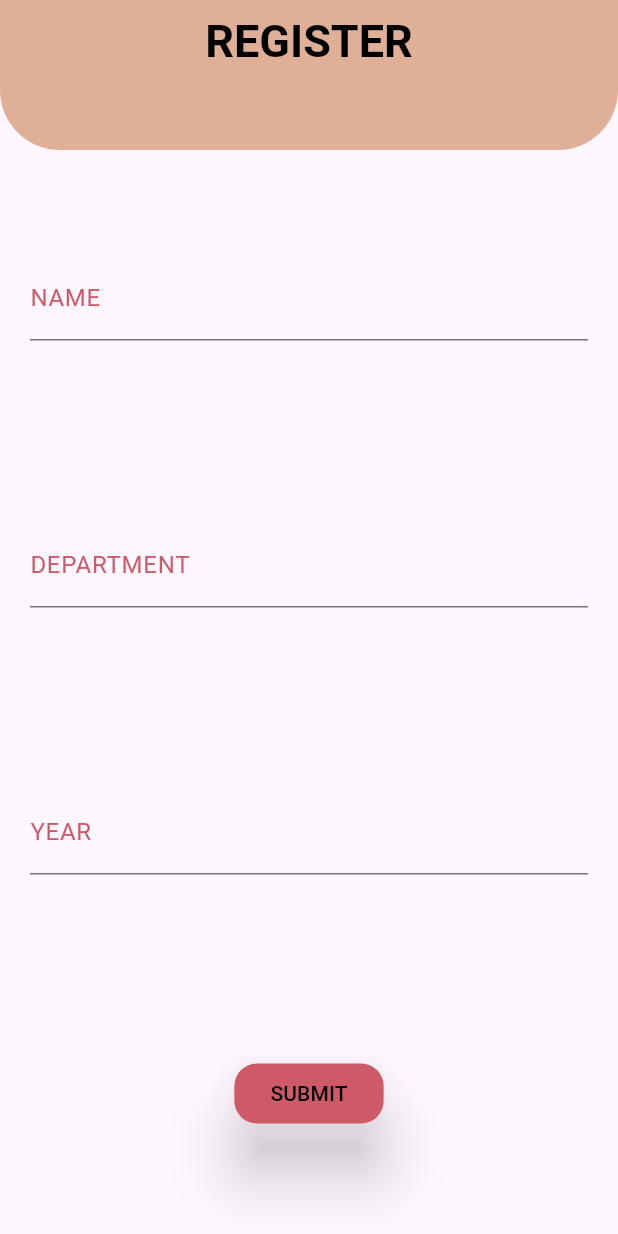
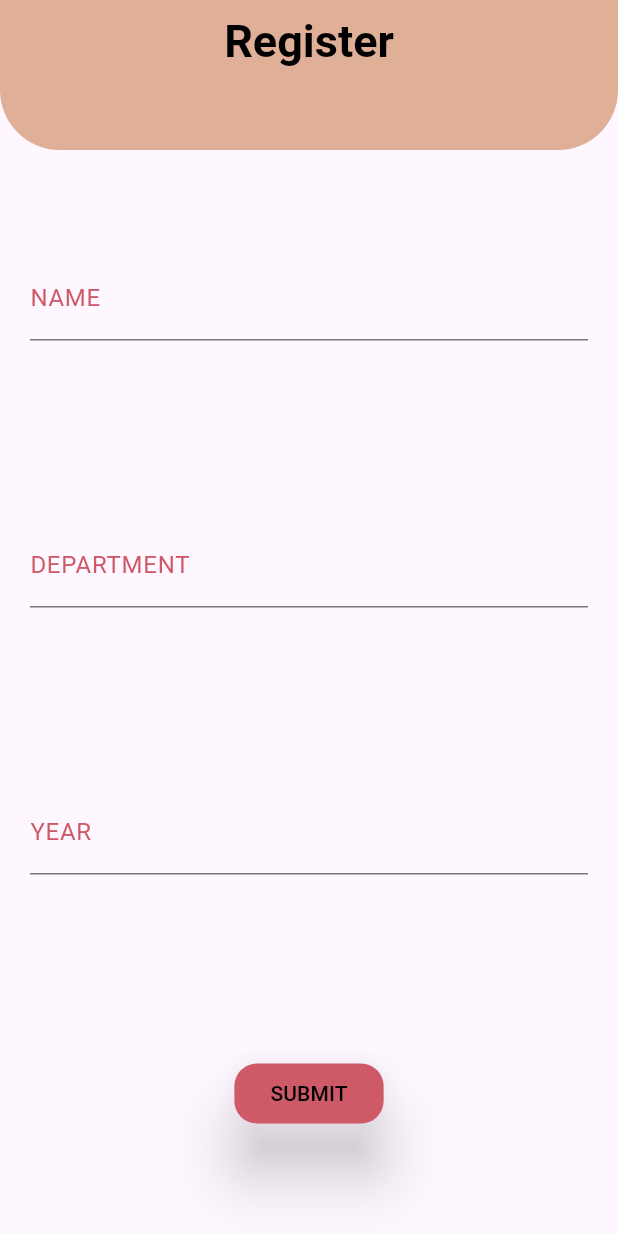
Before and after one commit to asnasharin28/hostel-management-system, a Flutter app: the screen it shows after launch, on a phone screen of 412 x 824 dp. Run offline on Flutter 3.47's test engine with Material 3 defaults, Android fonts, the phone set to English and light mode, and no system bars.

Commit message:
change register

```diff
--- a/lib/main.dart
+++ b/lib/main.dart
@@ -1,4 +1,5 @@
 import 'package:flutter/material.dart';
+import 'register.dart';
 
 void main() {
   runApp(MyApp());
@@ -9,103 +10,7 @@ class MyApp extends StatelessWidget {
   Widget build(BuildContext context) {
     return MaterialApp(
       debugShowCheckedModeBanner: false,
-      home: Scaffold(
-        appBar: PreferredSize(
-          preferredSize: Size.fromHeight(100.0),
-          child: AppBar(
-            backgroundColor: Color(0xFFF4BF96),
-            shape: RoundedRectangleBorder(
-              borderRadius: BorderRadius.vertical(
-                bottom: Radius.circular(40), // Set the border radius for the bottom left corner
-              ),
-            ),
-            title: Text(
-              'REGISTER',
-              style: TextStyle(
-                fontSize: 30.0,
-                fontWeight: FontWeight.bold,
-                color: Colors.black
-              ),
-            ),
-            centerTitle: true,
-            elevation: 18,
-          ),
-        ),
-        body: Padding(
-          padding: const EdgeInsets.all(20.0),
-          child: Column(
-            mainAxisAlignment: MainAxisAlignment.spaceEvenly,
-            children: [
-              TextField(
-                decoration: InputDecoration(
-                  focusedBorder: OutlineInputBorder(
-                    borderRadius: BorderRadius.circular(15),
-                    borderSide: BorderSide(
-                      color: Color(0xFFCE5A67),
-                      width: 3,
-                    ),
-                  ),
-                  labelText: "NAME",
-                  labelStyle: TextStyle(color: Color(0xFFCE5A67),),
-                ),
-              ),
-
-              SizedBox(height: 20),
-              TextField(
-                decoration: InputDecoration(
-                  focusedBorder: OutlineInputBorder(
-                    borderRadius: BorderRadius.circular(15),
-                    borderSide: BorderSide(
-                      color: Color(0xFFCE5A67),
-                      width: 3,
-                    ),
-                  ),
-                  labelText: "DEPARTMENT",
-                  labelStyle: TextStyle(color: Color(0xFFCE5A67),),
-                ),
-              ),
-              SizedBox(height: 20),
-              TextField(
-                decoration: InputDecoration(
-                  focusedBorder: OutlineInputBorder(
-                    borderRadius: BorderRadius.circular(15),
-                    borderSide: BorderSide(
-                      color: Color(0xFFCE5A67),
-                      width: 3,
-                    ),
-                  ),
-                  labelText: "YEAR",
-                  labelStyle: TextStyle(color: Color(0xFFCE5A67),),
-                ),
-              ),
-              SizedBox(height: 20),
-              ElevatedButton(
-  onPressed: () {
-    // Add your logic for button press here
-    // For example, you can validate the form fields and submit the registration data
-    // Replace the print statement with your actual logic.
-    print("Registration button pressed");
-  },
-  style: ElevatedButton.styleFrom(
-    primary: Color(0xFFCE5A67), // Set the button color
-    onPrimary: Colors.white,
-    shape: RoundedRectangleBorder(
-      borderRadius: BorderRadius.circular(15),
-      // Set the border radius for the button
-    ),
-    elevation: 18, // Set the elevation for the button
-  ),
-  child: Text(
-    "SUBMIT",
-    style: TextStyle(
-      color: Colors.black, // Set the text color
-    ),
-  ),
-),
-            ],
-          ),
-        ),
-      ),
+      home: RegisterPage(),
     );
   }
 }
--- /dev/null
+++ b/lib/register.dart
@@ -0,0 +1,117 @@
+import 'package:flutter/material.dart';
+
+class RegisterPage extends StatefulWidget {
+  @override
+  _RegisterPageState createState() => _RegisterPageState();
+}
+
+class _RegisterPageState extends State<RegisterPage> {
+  TextEditingController _emailController = TextEditingController();
+  TextEditingController _passwordController = TextEditingController();
+
+  @override
+  Widget build(BuildContext context) {
+    return Scaffold(
+      appBar: PreferredSize(
+        preferredSize: Size.fromHeight(100.0),
+        child: AppBar(
+          backgroundColor: Color(0xFFF4BF96),
+          shape: RoundedRectangleBorder(
+            borderRadius: BorderRadius.vertical(
+              bottom: Radius.circular(
+                  40), // Set the border radius for the bottom left corner
+            ),
+          ),
+          title: Text(
+            'Register',
+            style: TextStyle(
+                fontSize: 30.0,
+                fontWeight: FontWeight.bold,
+                color: Colors.black),
+          ),
+          centerTitle: true,
+          elevation: 18,
+        ),
+      ),
+      body: Padding(
+        padding: const EdgeInsets.all(20.0),
+        child: Column(
+          mainAxisAlignment: MainAxisAlignment.spaceEvenly,
+          children: [
+            TextField(
+              decoration: InputDecoration(
+                focusedBorder: OutlineInputBorder(
+                  borderRadius: BorderRadius.circular(15),
+                  borderSide: BorderSide(
+                    color: Color(0xFFCE5A67),
+                    width: 3,
+                  ),
+                ),
+                labelText: "NAME",
+                labelStyle: TextStyle(
+                  color: Color(0xFFCE5A67),
+                ),
+              ),
+            ),
+            SizedBox(height: 20),
+            TextField(
+              decoration: InputDecoration(
+                focusedBorder: OutlineInputBorder(
+                  borderRadius: BorderRadius.circular(15),
+                  borderSide: BorderSide(
+                    color: Color(0xFFCE5A67),
+                    width: 3,
+                  ),
+                ),
+                labelText: "DEPARTMENT",
+                labelStyle: TextStyle(
+                  color: Color(0xFFCE5A67),
+                ),
+              ),
+            ),
+            SizedBox(height: 20),
+            TextField(
+              decoration: InputDecoration(
+                focusedBorder: OutlineInputBorder(
+                  borderRadius: BorderRadius.circular(15),
+                  borderSide: BorderSide(
+                    color: Color(0xFFCE5A67),
+                    width: 3,
+                  ),
+                ),
+                labelText: "YEAR",
+                labelStyle: TextStyle(
+                  color: Color(0xFFCE5A67),
+                ),
+              ),
+            ),
+            SizedBox(height: 20),
+            ElevatedButton(
+              onPressed: () {
+                // Add your logic for button press here
+                // For example, you can validate the form fields and submit the registration data
+                // Replace the print statement with your actual logic.
+                print("Registration button pressed");
+              },
+              style: ElevatedButton.styleFrom(
+                primary: Color(0xFFCE5A67), // Set the button color
+                onPrimary: Colors.white,
+                shape: RoundedRectangleBorder(
+                  borderRadius: BorderRadius.circular(15),
+                  // Set the border radius for the button
+                ),
+                elevation: 18, // Set the elevation for the button
+              ),
+              child: Text(
+                "SUBMIT",
+                style: TextStyle(
+                  color: Colors.black, // Set the text color
+                ),
+              ),
+            ),
+          ],
+        ),
+      ),
+    );
+  }
+}
```
Also changed, not shown: lib/home.dart (added), pubspec.lock.
